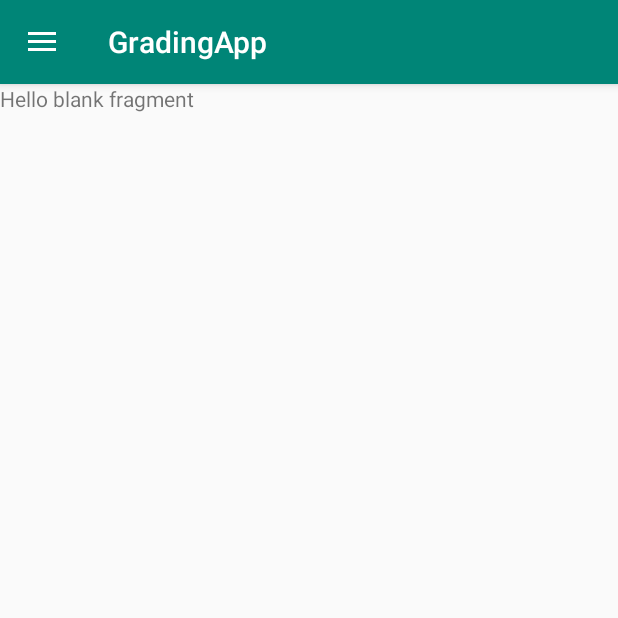
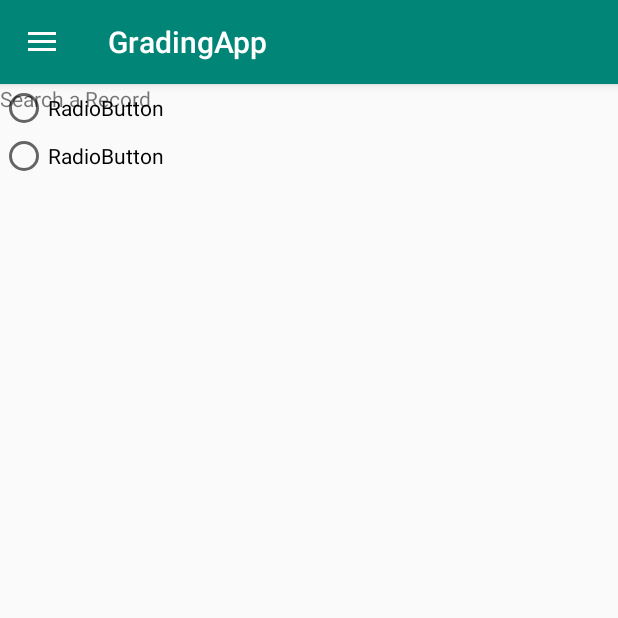
Before and after one commit to ashishjullia/GradingApp, an Android app: the screen it shows after launch (MainActivity), in the side drawer, after a tap on "Search", on a phone screen of 412 x 824 dp, the top half of it. Run offline under Robolectric (Android 15) with nearby library versions, the phone set to English and light mode, and no system bars.

Commit message:
Added the functionality to view the records stored in the database.

```diff
--- a/app/src/main/java/com/example/gradingapp/MainActivity.java
+++ b/app/src/main/java/com/example/gradingapp/MainActivity.java
@@ -24,6 +24,11 @@ public class MainActivity extends AppCompatActivity {
         super.onCreate(savedInstanceState);
         setContentView(R.layout.activity_main);
 
+        FragmentManager mgr  = getSupportFragmentManager();
+        FragmentTransaction  trans = mgr.beginTransaction();
+        trans.replace(R.id.frame, new ViewGrades());
+        trans.commit();
+
         // Drawer  and toggle
         mDrawerLayout = findViewById(R.id.drawer_layout);
         mToggle = new ActionBarDrawerToggle(this, mDrawerLayout, R.string.open, R.string.close);
@@ -32,10 +37,7 @@ public class MainActivity extends AppCompatActivity {
         getSupportActionBar().setDisplayHomeAsUpEnabled(true);
         setNavigationDrawer();
 
-        FragmentManager mgr  = getSupportFragmentManager();
-        FragmentTransaction  trans = mgr.beginTransaction();
-        trans.replace(R.id.frame, new ViewGrades());
-        trans.commit();
+
     }
 
     @Override
--- a/app/src/main/java/com/example/gradingapp/ViewGrades.java
+++ b/app/src/main/java/com/example/gradingapp/ViewGrades.java
@@ -1,25 +1,70 @@
 package com.example.gradingapp;
 
+import android.database.Cursor;
 import android.os.Bundle;
 
 import androidx.fragment.app.Fragment;
+import androidx.recyclerview.widget.RecyclerView;
+import androidx.recyclerview.widget.LinearLayoutManager;
 
 import android.view.LayoutInflater;
 import android.view.View;
 import android.view.ViewGroup;
-import android.widget.TextView;
+import android.widget.Toast;
+
+import java.util.ArrayList;
+import java.util.List;
 
 public class ViewGrades extends Fragment {
+
+    private RecyclerView mRecyclerview;
+    private List<GradeClass> mList = new ArrayList<>();
+    private GradeListAdapter mAdapter;
+    DatabaseHelper dbh;
 
     public ViewGrades() {
         // Required empty public constructor
     }
 
-//    @Override
-//    public View onCreateView(LayoutInflater inflater, ViewGroup container,
-//                             Bundle savedInstanceState) {
-//
-//       // Inflate the layout for this fragment
-//        return inflater.inflate(R.layout.fragment_search, container, false);
-//    }
+    @Override
+    public View onCreateView(LayoutInflater inflater, ViewGroup container,
+                             Bundle savedInstanceState) {
+        View view = inflater.inflate(R.layout.fragment_view_grades, container, false);
+
+        mRecyclerview = view.findViewById(R.id.recyclerView);
+
+        dbh = new DatabaseHelper(getActivity());
+        Cursor cursor = dbh.viewData();
+
+        if (cursor == null) {
+            Toast.makeText(getContext(), "No Record!", Toast.LENGTH_SHORT).show();
+            return view;
+        } else {
+            if (cursor.moveToFirst()) {
+                do {
+                    GradeClass gradeObj = new GradeClass();
+                    gradeObj.setGradeId(cursor.getInt(cursor.getColumnIndex("id")));
+                    gradeObj.setGradeFirstName(cursor.getString(cursor.getColumnIndex("firstName")));
+                    gradeObj.setGradeLastName(cursor.getString(cursor.getColumnIndex("lastName")));
+                    gradeObj.setGradeCourse(cursor.getString(cursor.getColumnIndex("course")));
+                    gradeObj.setGradeCredits(cursor.getString(cursor.getColumnIndex("credits")));
+                    gradeObj.setGradeMarks(cursor.getString(cursor.getColumnIndex("marks")));
+                    mList.add(gradeObj);
+                } while (cursor.moveToNext());
+            }
+            cursor.close();
+            dbh.close();
+            bindAdapter();
+            return view;
+        }
+        //return view;
+    }
+
+    private void bindAdapter() {
+        RecyclerView.LayoutManager layoutManager = new LinearLayoutManager(getContext());
+        mRecyclerview.setLayoutManager(layoutManager);
+        mAdapter = new GradeListAdapter(mList, getContext());
+        mRecyclerview.setAdapter(mAdapter);
+        mAdapter.notifyDataSetChanged();
+    }
 }
--- a/app/src/main/res/layout/activity_main.xml
+++ b/app/src/main/res/layout/activity_main.xml
@@ -24,7 +24,7 @@
         android:id="@+id/nav_view"
         app:headerLayout="@layout/header"
         app:menu="@menu/drawermenu"
-        android:layout_gravity="start">
-    </com.google.android.material.navigation.NavigationView>
+        android:layout_gravity="start" />
+
 
 </androidx.drawerlayout.widget.DrawerLayout>
--- a/app/src/main/res/layout/fragment_search.xml
+++ b/app/src/main/res/layout/fragment_search.xml
@@ -9,6 +9,24 @@
     <TextView
         android:layout_width="match_parent"
         android:layout_height="match_parent"
-        android:text="@string/hello_blank_fragment" />
+        android:text="Search a Record" />
+
+    <RadioGroup
+        android:id="@+id/radioGroupSearchRecord"
+        android:layout_width="wrap_content"
+        android:layout_height="wrap_content" >
+
+        <RadioButton
+            android:id="@+id/radioButtonSearchById"
+            android:layout_width="match_parent"
+            android:layout_height="wrap_content"
+            android:text="RadioButton" />
+
+        <RadioButton
+            android:id="@+id/radioButtonSearchByProgramCode"
+            android:layout_width="match_parent"
+            android:layout_height="wrap_content"
+            android:text="RadioButton" />
+    </RadioGroup>
 
 </FrameLayout>
--- a/app/src/main/res/values/strings.xml
+++ b/app/src/main/res/values/strings.xml
@@ -7,7 +7,4 @@
     <string name="search">Search</string>
     <string name="update">Update</string>
     <string name="delete">Delete</string>
-
-    <!-- TODO: Remove or change this placeholder text -->
-    <string name="hello_blank_fragment">Hello blank fragment</string>
 </resources>
```
Also changed, not shown: app/src/main/java/com/example/gradingapp/GradeListAdapter.java (added, +57 -0 lines), app/src/main/res/layout/fragment_view_grades.xml (+9 -8 lines), app/src/main/res/layout/record_layout.xml (added, +48 -0 lines).
